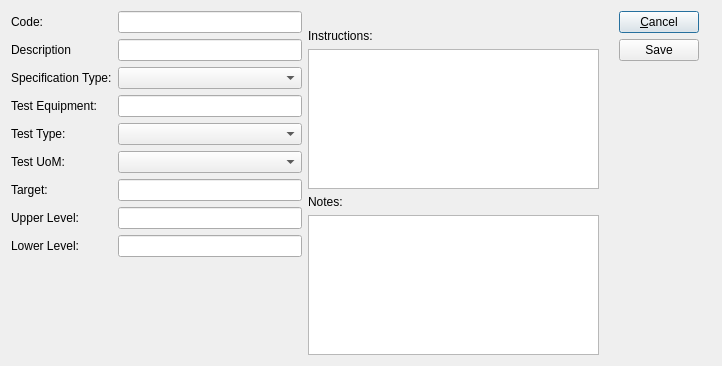
Old version of the form source/quality/foundation-database/uiforms/qspec.ui in the repository tomdatkins/xtuple.
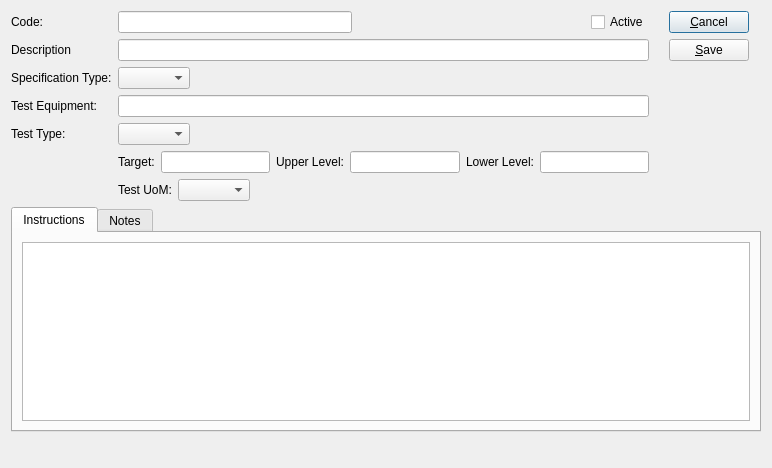
New version of the form. Custom widgets are drawn as their Qt base class.

Patch:
```diff
--- a/source/quality/foundation-database/uiforms/qspec.ui
+++ b/source/quality/foundation-database/uiforms/qspec.ui
@@ -13,8 +13,8 @@
    <rect>
     <x>0</x>
     <y>0</y>
-    <width>722</width>
-    <height>366</height>
+    <width>772</width>
+    <height>468</height>
    </rect>
   </property>
   <property name="windowTitle">
@@ -23,83 +23,25 @@
   <property name="layoutDirection">
    <enum>Qt::LeftToRight</enum>
   </property>
-  <layout class="QGridLayout" name="gridLayout">
-   <item row="1" column="0">
-    <layout class="QGridLayout" name="gridLayout_2">
-     <item row="1" column="2">
-      <layout class="QHBoxLayout" name="horizontalLayout_3">
+  <layout class="QVBoxLayout" name="verticalLayout_3">
+   <item>
+    <layout class="QHBoxLayout" name="horizontalLayout_2">
        <item>
         <layout class="QGridLayout" name="gridLayout_3">
-         <item row="0" column="0">
-          <widget class="QLabel" name="_codeLit">
-           <property name="text">
-            <string>Code:</string>
-           </property>
-          </widget>
-         </item>
-         <item row="3" column="1">
-          <widget class="QLineEdit" name="_testEquip"/>
-         </item>
-         <item row="5" column="1">
-          <widget class="XComboBox" name="_testUoM">
-           <property name="allowNull">
-            <bool>true</bool>
-           </property>
-           <property name="type">
-            <enum>XComboBox::UOMs</enum>
-           </property>
-          </widget>
-         </item>
-         <item row="8" column="1">
-          <widget class="XLineEdit" name="_lowerLevel">
-           <property name="alignment">
-            <set>Qt::AlignRight|Qt::AlignTrailing|Qt::AlignVCenter</set>
-           </property>
-          </widget>
-         </item>
-         <item row="8" column="0">
-          <widget class="QLabel" name="_lowerLevelLit">
-           <property name="text">
-            <string>Lower Level:</string>
-           </property>
-          </widget>
-         </item>
-         <item row="4" column="1">
-          <widget class="XComboBox" name="_testtype">
-           <property name="allowNull">
-            <bool>true</bool>
-           </property>
-          </widget>
-         </item>
-         <item row="7" column="1">
-          <widget class="XLineEdit" name="_upperLevel">
-           <property name="alignment">
-            <set>Qt::AlignRight|Qt::AlignTrailing|Qt::AlignVCenter</set>
-           </property>
-          </widget>
-         </item>
          <item row="2" column="0">
-          <widget class="QLabel" name="_specTypeLit">
+        <widget class="QLabel" name="_descLit_2">
            <property name="text">
-            <string>Specification Type:</string>
+          <string>Description</string>
            </property>
           </widget>
          </item>
-         <item row="0" column="1">
-          <widget class="XLineEdit" name="_code">
-           <property name="enabled">
-            <bool>true</bool>
-           </property>
-          </widget>
+       <item row="5" column="1">
+        <widget class="QLineEdit" name="_testEquip"/>
          </item>
          <item row="2" column="1">
-          <widget class="XComboBox" name="_qspectype">
-           <property name="allowNull">
-            <bool>true</bool>
-           </property>
-          </widget>
-         </item>
-         <item row="3" column="0">
+        <widget class="XLineEdit" name="_desc"/>
+       </item>
+       <item row="5" column="0">
           <widget class="QLabel" name="_testEquipLit">
            <property name="text">
             <string>Test Equipment:</string>
@@ -107,89 +49,184 @@
           </widget>
          </item>
          <item row="1" column="1">
-          <widget class="XLineEdit" name="_desc"/>
-         </item>
-         <item row="1" column="0">
-          <widget class="QLabel" name="_descLit_2">
-           <property name="text">
-            <string>Description</string>
+        <layout class="QHBoxLayout" name="horizontalLayout">
+         <item>
+          <widget class="XLineEdit" name="_code">
+           <property name="enabled">
+            <bool>true</bool>
            </property>
           </widget>
          </item>
-         <item row="7" column="0">
-          <widget class="QLabel" name="_upperLevelLit">
+         <item>
+          <spacer name="horizontalSpacer">
+           <property name="orientation">
+            <enum>Qt::Horizontal</enum>
+           </property>
+           <property name="sizeHint" stdset="0">
+            <size>
+             <width>40</width>
+             <height>20</height>
+            </size>
+           </property>
+          </spacer>
+         </item>
+         <item>
+          <widget class="QCheckBox" name="_active">
            <property name="text">
-            <string>Upper Level:</string>
+            <string>Active</string>
            </property>
           </widget>
+         </item>
+        </layout>
          </item>
          <item row="6" column="0">
-          <widget class="QLabel" name="_targetLit">
-           <property name="text">
-            <string>Target:</string>
-           </property>
-          </widget>
-         </item>
-         <item row="4" column="0">
           <widget class="QLabel" name="_testTypeLit">
            <property name="text">
             <string>Test Type:</string>
            </property>
           </widget>
          </item>
-         <item row="6" column="1">
+       <item row="10" column="1">
+        <layout class="QHBoxLayout" name="horizontalLayout_3">
+         <item>
+          <widget class="QLabel" name="_targetLit">
+           <property name="text">
+            <string>Target:</string>
+           </property>
+          </widget>
+         </item>
+         <item>
           <widget class="XLineEdit" name="_target">
            <property name="alignment">
             <set>Qt::AlignRight|Qt::AlignTrailing|Qt::AlignVCenter</set>
            </property>
           </widget>
          </item>
-         <item row="5" column="0">
+         <item>
+          <widget class="QLabel" name="_upperLevelLit">
+           <property name="text">
+            <string>Upper Level:</string>
+           </property>
+          </widget>
+         </item>
+         <item>
+          <widget class="XLineEdit" name="_upperLevel">
+           <property name="alignment">
+            <set>Qt::AlignRight|Qt::AlignTrailing|Qt::AlignVCenter</set>
+           </property>
+          </widget>
+         </item>
+         <item>
+          <widget class="QLabel" name="_lowerLevelLit">
+           <property name="text">
+            <string>Lower Level:</string>
+           </property>
+          </widget>
+         </item>
+         <item>
+          <widget class="XLineEdit" name="_lowerLevel">
+           <property name="alignment">
+            <set>Qt::AlignRight|Qt::AlignTrailing|Qt::AlignVCenter</set>
+           </property>
+          </widget>
+         </item>
+        </layout>
+       </item>
+       <item row="1" column="0">
+        <widget class="QLabel" name="_codeLit">
+         <property name="text">
+          <string>Code:</string>
+         </property>
+        </widget>
+       </item>
+       <item row="6" column="1">
+        <layout class="QHBoxLayout" name="horizontalLayout_4">
+         <item>
+          <widget class="XComboBox" name="_testtype">
+           <property name="allowNull">
+            <bool>true</bool>
+           </property>
+          </widget>
+         </item>
+         <item>
+          <spacer name="horizontalSpacer_2">
+           <property name="orientation">
+            <enum>Qt::Horizontal</enum>
+           </property>
+           <property name="sizeHint" stdset="0">
+            <size>
+             <width>40</width>
+             <height>20</height>
+            </size>
+           </property>
+          </spacer>
+         </item>
+        </layout>
+       </item>
+       <item row="4" column="1">
+        <layout class="QHBoxLayout" name="horizontalLayout_6">
+         <item>
+          <widget class="XComboBox" name="_qspectype">
+           <property name="allowNull">
+            <bool>true</bool>
+           </property>
+          </widget>
+         </item>
+         <item>
+          <spacer name="horizontalSpacer_4">
+           <property name="orientation">
+            <enum>Qt::Horizontal</enum>
+           </property>
+           <property name="sizeHint" stdset="0">
+            <size>
+             <width>40</width>
+             <height>20</height>
+            </size>
+           </property>
+          </spacer>
+         </item>
+        </layout>
+       </item>
+       <item row="4" column="0">
+        <widget class="QLabel" name="_specTypeLit">
+         <property name="text">
+          <string>Specification Type:</string>
+         </property>
+        </widget>
+       </item>
+       <item row="11" column="1">
+        <layout class="QHBoxLayout" name="horizontalLayout_5">
+         <item>
           <widget class="QLabel" name="_testUoMLit">
            <property name="text">
             <string>Test UoM:</string>
            </property>
           </widget>
          </item>
-         <item row="9" column="1">
-          <spacer name="verticalSpacer_2">
+         <item>
+          <widget class="XComboBox" name="_testUoM">
+           <property name="allowNull">
+            <bool>true</bool>
+           </property>
+           <property name="type">
+            <enum>XComboBox::UOMs</enum>
+           </property>
+          </widget>
+         </item>
+         <item>
+          <spacer name="horizontalSpacer_3">
            <property name="orientation">
-            <enum>Qt::Vertical</enum>
+            <enum>Qt::Horizontal</enum>
            </property>
            <property name="sizeHint" stdset="0">
             <size>
-             <width>20</width>
-             <height>40</height>
+             <width>40</width>
+             <height>20</height>
             </size>
            </property>
           </spacer>
          </item>
         </layout>
-       </item>
-       <item>
-        <layout class="QVBoxLayout" name="verticalLayout_2">
-         <property name="topMargin">
-          <number>18</number>
-         </property>
-         <item>
-          <widget class="QLabel" name="_instructionsLit">
-           <property name="text">
-            <string>Instructions:</string>
-           </property>
-          </widget>
-         </item>
-         <item>
-          <widget class="XTextEdit" name="_instructions"/>
-         </item>
-         <item>
-          <widget class="QLabel" name="_notesLit">
-           <property name="text">
-            <string>Notes:</string>
-           </property>
-          </widget>
-         </item>
-         <item>
-          <widget class="QTextEdit" name="_notes"/>
          </item>
         </layout>
        </item>
@@ -206,12 +243,18 @@
            <property name="text">
             <string>&amp;Cancel</string>
            </property>
+         <property name="shortcut">
+          <string>Ctrl+C</string>
+         </property>
           </widget>
          </item>
          <item>
           <widget class="QPushButton" name="_save">
            <property name="text">
-            <string>Save</string>
+          <string>&amp;Save</string>
+         </property>
+         <property name="shortcut">
+          <string>Ctrl+S</string>
            </property>
           </widget>
          </item>
@@ -248,7 +291,45 @@
        </item>
       </layout>
      </item>
-    </layout>
+   <item>
+    <widget class="QTabWidget" name="tabWidget">
+     <property name="currentIndex">
+      <number>0</number>
+     </property>
+     <widget class="QWidget" name="tab">
+      <attribute name="title">
+       <string>Instructions</string>
+      </attribute>
+      <layout class="QVBoxLayout" name="verticalLayout_4">
+       <item>
+        <widget class="XTextEdit" name="_instructions"/>
+       </item>
+      </layout>
+     </widget>
+     <widget class="QWidget" name="tab_2">
+      <attribute name="title">
+       <string>Notes</string>
+      </attribute>
+      <layout class="QVBoxLayout" name="verticalLayout_5">
+       <item>
+        <widget class="QTextEdit" name="_notes"/>
+       </item>
+      </layout>
+     </widget>
+    </widget>
+   </item>
+   <item>
+    <spacer name="verticalSpacer_2">
+     <property name="orientation">
+      <enum>Qt::Vertical</enum>
+     </property>
+     <property name="sizeHint" stdset="0">
+      <size>
+       <width>20</width>
+       <height>40</height>
+      </size>
+     </property>
+    </spacer>
    </item>
   </layout>
  </widget>
```
Left out of the diff: 13 changed lines with no effect on the pictures. Lines whose indentation alone changed are shown as unchanged.
